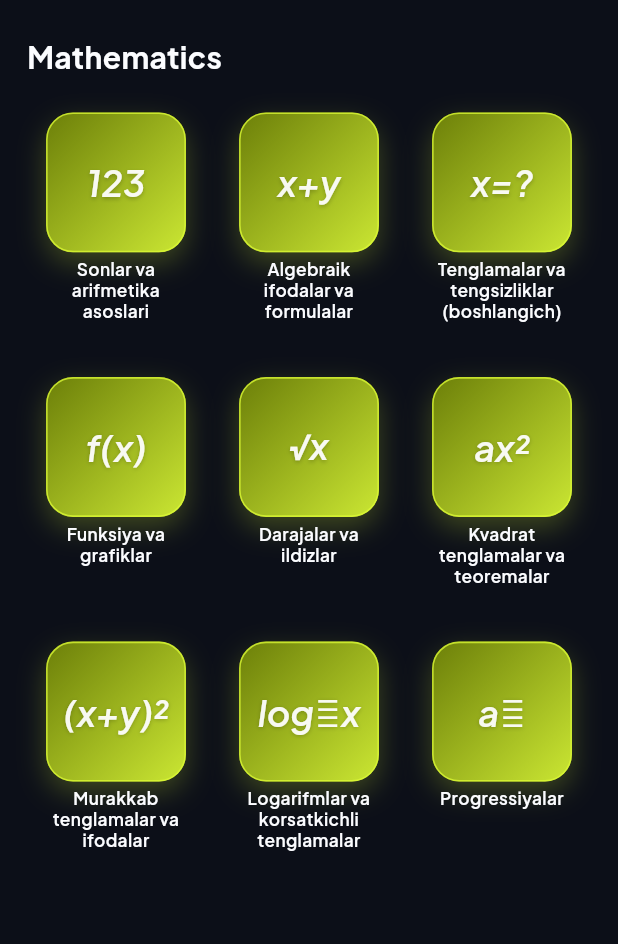
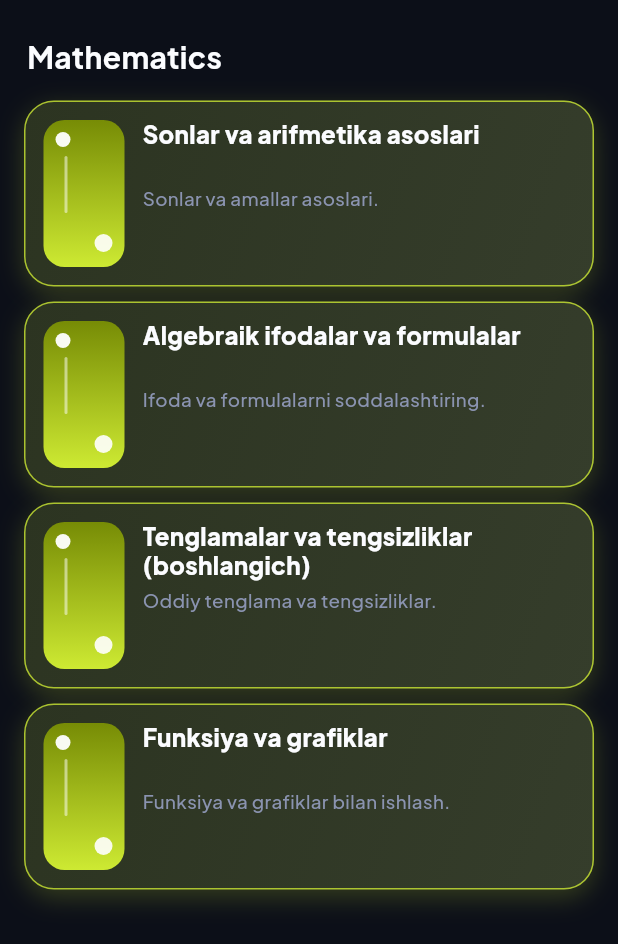
Before and after one commit to jaxongirofficial/ELearn-mobile, a Flutter app: the HomePage screen opened directly, on a phone screen of 412 x 824 dp. Shown: the top 944 px of the screen. Run offline on Flutter 3.47's test engine with Material 3 defaults, Android fonts, the phone set to English and light mode, and no system bars; our stand-ins replace flutter_svg, google_fonts.

Commit message:
changed card ui

```diff
--- a/lib/core/widgets/subject_topic_card.dart
+++ b/lib/core/widgets/subject_topic_card.dart
@@ -1,131 +1,174 @@
-import 'package:elearn_mobile/core/theme/app_colors.dart';
-import 'package:elearn_mobile/core/theme/app_fonts.dart';
 import 'package:elearn_mobile/core/theme/theme_extensions.dart';
 import 'package:flutter/material.dart';
 
 class SubjectTopicCard extends StatelessWidget {
   const SubjectTopicCard({
-    required this.symbol,
     required this.title,
+    required this.subtitle,
     required this.cardColors,
     this.onTap,
     super.key,
   });
 
-  final String symbol;
   final String title;
+  final String subtitle;
   final SubjectPalette cardColors;
   final VoidCallback? onTap;
 
   @override
   Widget build(BuildContext context) {
     final theme = Theme.of(context);
-    final colors = theme.extension<AppCustomColors>()!;
+    final customColors = theme.extension<AppCustomColors>()!;
     final isDark = theme.brightness == Brightness.dark;
-    final borderRadius = BorderRadius.circular(18);
-    final cardStart =
-        Color.lerp(
+
+    final cardStart = Color.lerp(
+      customColors.subjectCardBackground,
       cardColors.start,
-          colors.subjectCardBackground,
-          isDark ? 0.16 : 0.28,
+      isDark ? 0.22 : 0.12,
     )!;
-    final cardEnd =
-        Color.lerp(
+    final cardEnd = Color.lerp(
+      customColors.subjectCardBackground,
       cardColors.end,
-          colors.subjectCardBackground,
-          isDark ? 0.08 : 0.16,
+      isDark ? 0.16 : 0.08,
     )!;
-    final borderColor =
-        Color.lerp(
+    final borderColor = Color.lerp(
+      customColors.subjectCardBorder,
       cardColors.end,
-          colors.subjectCardBorder,
-          isDark ? 0.35 : 0.55,
-        )!;
-    final symbolColor =
-        Color.lerp(
-          cardColors.foreground,
-          AppColors.white,
-          isDark ? 0.08 : 0.18,
+      isDark ? 0.5 : 0.28,
     )!;
 
     return InkWell(
-      borderRadius: borderRadius,
+      borderRadius: BorderRadius.circular(20),
       onTap: onTap,
-      child: Column(
-        crossAxisAlignment: CrossAxisAlignment.center,
-        children: [
-          AspectRatio(
-            aspectRatio: 1,
-            child: DecoratedBox(
+      child: Ink(
+        width: double.infinity,
+        height: 124,
         decoration: BoxDecoration(
-                borderRadius: borderRadius,
+          borderRadius: BorderRadius.circular(20),
           gradient: LinearGradient(
             begin: Alignment.topLeft,
             end: Alignment.bottomRight,
             colors: [cardStart, cardEnd],
           ),
-                border: Border.all(
-                  color: borderColor.withOpacity(isDark ? 0.78 : 0.95),
-                  width: 1.05,
-                ),
+          border: Border.all(color: borderColor.withOpacity(isDark ? 0.72 : 0.94)),
           boxShadow: [
             BoxShadow(
-                    color: cardColors.shadow.withOpacity(isDark ? 0.24 : 0.12),
-                    blurRadius: isDark ? 16 : 12,
-                    offset: const Offset(0, 7),
+              color: cardColors.shadow.withOpacity(isDark ? 0.2 : 0.1),
+              blurRadius: isDark ? 14 : 10,
+              offset: const Offset(0, 5),
             ),
           ],
         ),
-              child: Center(
         child: Padding(
-                  padding: const EdgeInsets.symmetric(horizontal: 4, vertical: 3),
-                  child: FittedBox(
-                    fit: BoxFit.contain,
+          padding: const EdgeInsets.all(12),
+          child: Row(
+            children: [
+              _AccentPanel(start: cardColors.start, end: cardColors.end),
+              const SizedBox(width: 12),
+              Expanded(
+                child: Column(
+                  crossAxisAlignment: CrossAxisAlignment.start,
+                  mainAxisAlignment: MainAxisAlignment.start,
+                  children: [
+                    SizedBox(
+                      height: 38,
                       child: Text(
-                      symbol,
-                      textAlign: TextAlign.center,
+                        title,
+                        maxLines: 2,
+                        overflow: TextOverflow.ellipsis,
                         style: TextStyle(
-                        fontSize: 24,
-                        fontFamily: AppFonts.primary,
-                        fontWeight: FontWeight.w600,
-                        fontStyle: FontStyle.italic,
-                        letterSpacing: 0.05,
-                        color: symbolColor.withOpacity(isDark ? 0.94 : 0.9),
-                        shadows: [
-                          Shadow(
-                            color: Colors.black.withOpacity(isDark ? 0.22 : 0.14),
-                            blurRadius: 3,
-                            offset: const Offset(0, 1),
+                          fontSize: 16,
+                          height: 1.2,
+                          fontWeight: FontWeight.w800,
+                          color: customColors.subjectCardTitle,
+                        ),
+                      ),
+                    ),
+                    const SizedBox(height: 6),
+                    SizedBox(
+                      height: 34,
+                      child: Text(
+                        subtitle,
+                        maxLines: 2,
+                        overflow: TextOverflow.ellipsis,
+                        style: TextStyle(
+                          fontSize: 12.5,
+                          height: 1.28,
+                          fontWeight: FontWeight.w500,
+                          color: customColors.subjectCardDescription,
+                        ),
+                      ),
+                    ),
+                    const Spacer(),
+                  ],
+                ),
               ),
             ],
           ),
         ),
       ),
+    );
+  }
+}
+
+class _AccentPanel extends StatelessWidget {
+  const _AccentPanel({
+    required this.start,
+    required this.end,
+  });
+
+  final Color start;
+  final Color end;
+
+  @override
+  Widget build(BuildContext context) {
+    return Container(
+      width: 54,
+      decoration: BoxDecoration(
+        borderRadius: BorderRadius.circular(14),
+        gradient: LinearGradient(
+          begin: Alignment.topCenter,
+          end: Alignment.bottomCenter,
+          colors: [start.withOpacity(0.92), end.withOpacity(0.92)],
+        ),
+      ),
+      child: Stack(
+        children: [
+          Positioned(
+            top: 8,
+            left: 8,
+            child: _dot(10, Colors.white.withOpacity(0.95)),
+          ),
+          Positioned(
+            top: 24,
+            left: 14,
+            child: Container(
+              width: 2,
+              height: 38,
+              decoration: BoxDecoration(
+                borderRadius: BorderRadius.circular(99),
+                color: Colors.white.withOpacity(0.5),
               ),
             ),
           ),
-          ),
-          const SizedBox(height: 4),
-          SizedBox(
-            height: 46,
-            child: Padding(
-              padding: const EdgeInsets.symmetric(horizontal: 2),
-              child: Text(
-                title,
-                textAlign: TextAlign.center,
-                maxLines: 3,
-                overflow: TextOverflow.ellipsis,
-                style: TextStyle(
-                  fontSize: 11.5,
-                  height: 1.25,
-                  fontWeight: FontWeight.w600,
-                  color: colors.subjectCardTitle,
-                ),
-              ),
-            ),
+          Positioned(
+            bottom: 10,
+            right: 8,
+            child: _dot(12, Colors.white.withOpacity(0.9)),
           ),
         ],
       ),
     );
   }
+
+  Widget _dot(double size, Color color) {
+    return Container(
+      width: size,
+      height: size,
+      decoration: BoxDecoration(
+        shape: BoxShape.circle,
+        color: color,
+      ),
+    );
   }
+}
--- a/lib/features/home/data/local/subject_sections_data.dart
+++ b/lib/features/home/data/local/subject_sections_data.dart
@@ -29,31 +29,6 @@ final List<SubjectSection> subjectSections = [
         symbol: 'f(x)',
         pages: getMathTopicPages('Funksiya va grafiklar'),
       ),
-      SubjectTopic(
-        title: 'Darajalar va ildizlar',
-        symbol: '√x',
-        pages: getMathTopicPages('Darajalar va ildizlar'),
-      ),
-      SubjectTopic(
-        title: 'Kvadrat tenglamalar va teoremalar',
-        symbol: 'ax²',
-        pages: getMathTopicPages('Kvadrat tenglamalar va teoremalar'),
-      ),
-      SubjectTopic(
-        title: 'Murakkab tenglamalar va ifodalar',
-        symbol: '(x+y)²',
-        pages: getMathTopicPages('Murakkab tenglamalar va ifodalar'),
-      ),
-      SubjectTopic(
-        title: 'Logarifmlar va korsatkichli tenglamalar',
-        symbol: 'logₐx',
-        pages: getMathTopicPages('Logarifmlar va korsatkichli tenglamalar'),
-      ),
-      SubjectTopic(
-        title: 'Progressiyalar',
-        symbol: 'aₙ',
-        pages: getMathTopicPages('Progressiyalar'),
-      ),
     ],
   ),
 ];
--- a/lib/features/home/presentation/pages/home_page.dart
+++ b/lib/features/home/presentation/pages/home_page.dart
@@ -39,13 +39,6 @@ class HomePage extends StatelessWidget {
 class _SubjectSectionBlock extends StatelessWidget {
   const _SubjectSectionBlock({required this.section});
 
-  static const _gridDelegate = SliverGridDelegateWithFixedCrossAxisCount(
-    crossAxisCount: 3,
-    crossAxisSpacing: 6,
-    mainAxisSpacing: 6,
-    childAspectRatio: 0.72,
-  );
-
   final SubjectSection section;
 
   @override
@@ -58,7 +51,7 @@ class _SubjectSectionBlock extends StatelessWidget {
       crossAxisAlignment: CrossAxisAlignment.start,
       children: [
         Padding(
-          padding: const EdgeInsets.only(left: 2, bottom: 18),
+          padding: const EdgeInsets.only(left: 2, bottom: 12),
           child: Text(
             section.title,
             style: TextStyle(
@@ -69,26 +62,23 @@ class _SubjectSectionBlock extends StatelessWidget {
           ),
         ),
         Padding(
-          padding: const EdgeInsets.only(top: 4),
-          child: GridView.builder(
+          padding: const EdgeInsets.only(top: 2),
+          child: ListView.separated(
             shrinkWrap: true,
             physics: const NeverScrollableScrollPhysics(),
             itemCount: section.topics.length,
-            gridDelegate: _gridDelegate,
+            separatorBuilder: (_, __) => const SizedBox(height: 10),
             itemBuilder: (context, index) {
               final topic = section.topics[index];
-              return FractionallySizedBox(
-                widthFactor: 0.76,
-                child: SubjectTopicCard(
-                  symbol: topic.symbol,
+              return SubjectTopicCard(
                 title: topic.title,
+                subtitle: _subtitleFor(topic),
                 cardColors: cardColors,
                 onTap: () {
                   Navigator.of(
                     context,
                   ).pushNamed(RouteNames.topicDetail, arguments: topic);
                 },
-                ),
               );
             },
           ),
@@ -109,4 +99,31 @@ class _SubjectSectionBlock extends StatelessWidget {
         return colors.biologyPalette;
     }
   }
+
+  String _subtitleFor(SubjectTopic topic) {
+    switch (topic.title) {
+      case 'Sonlar va arifmetika asoslari':
+        return 'Sonlar va amallar asoslari.';
+      case 'Algebraik ifodalar va formulalar':
+        return 'Ifoda va formulalarni soddalashtiring.';
+      case 'Tenglamalar va tengsizliklar (boshlangich)':
+        return 'Oddiy tenglama va tengsizliklar.';
+      case 'Funksiya va grafiklar':
+        return 'Funksiya va grafiklar bilan ishlash.';
+      case 'Darajalar va ildizlar':
+        return 'Daraja va ildiz xossalarini organing.';
+      case 'Kvadrat tenglamalar va teoremalar':
+        return 'Kvadrat tenglamalarni tez yeching.';
+      case 'Murakkab tenglamalar va ifodalar':
+        return 'Murakkab ifodalar va yechimlar.';
+      case 'Logarifmlar va korsatkichli tenglamalar':
+        return 'Logarifm va eksponent tenglamalar.';
+      case 'Progressiyalar':
+        return 'Arifmetik va geometrik progressiyalar.';
+      default:
+        return topic.pages.isEmpty
+            ? 'Qisqa dars va mashqlar.'
+            : topic.pages.first.description;
     }
+  }
+}
```
Lines whose indentation alone changed are shown as unchanged.
